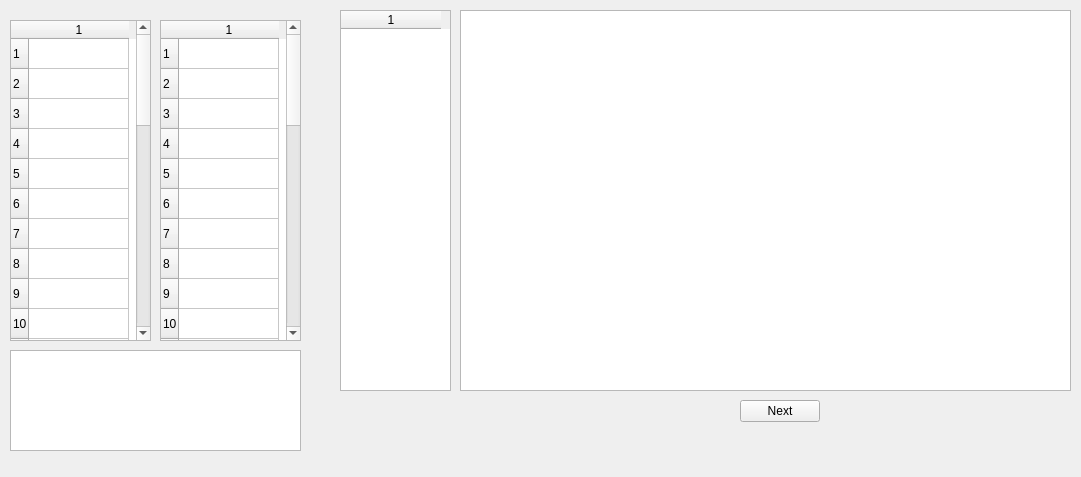
This is mainwindow.ui in ax3ghazy/archProj as Qt 5 draws it before an edit. The edited form follows.
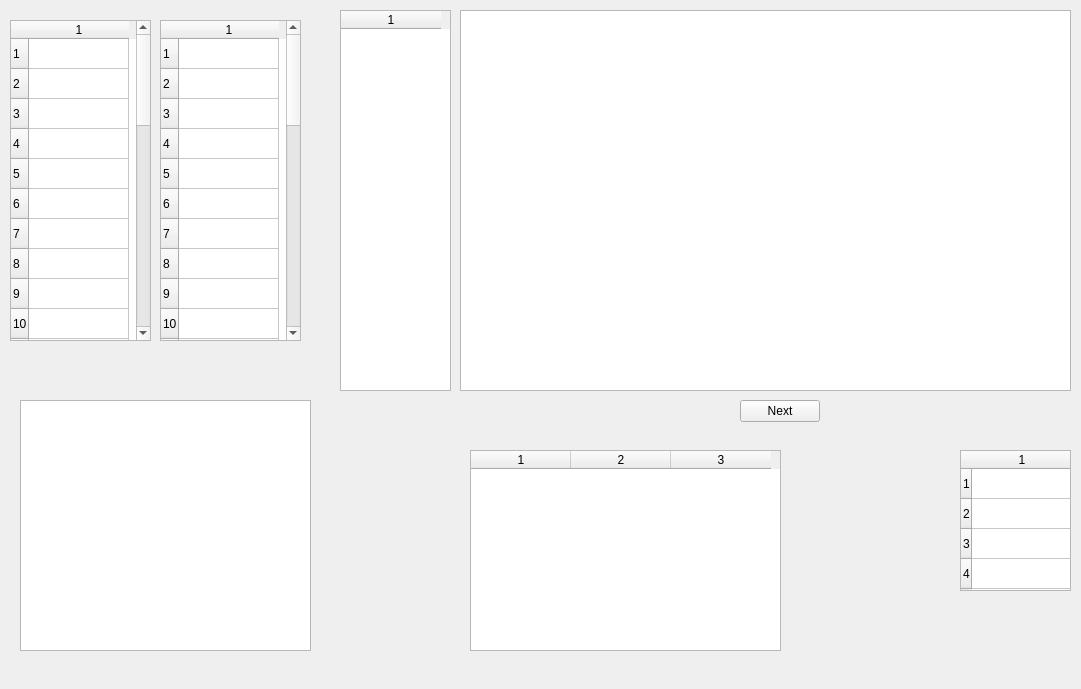
This is the edited form.

Commit message: BTB and Stack

What changed in the file:
```diff
--- a/mainwindow.ui
+++ b/mainwindow.ui
@@ -7,7 +7,7 @@
     <x>0</x>
     <y>0</y>
     <width>1081</width>
-    <height>477</height>
+    <height>689</height>
    </rect>
   </property>
   <property name="windowTitle">
@@ -144,10 +144,10 @@
    <widget class="QTextEdit" name="textEdit">
     <property name="geometry">
      <rect>
-      <x>10</x>
-      <y>350</y>
+      <x>20</x>
+      <y>400</y>
       <width>291</width>
-      <height>101</height>
+      <height>251</height>
      </rect>
     </property>
    </widget>
@@ -171,6 +171,46 @@
     </property>
     <column/>
    </widget>
+   <widget class="QTableWidget" name="tableWidget_5">
+    <property name="geometry">
+     <rect>
+      <x>470</x>
+      <y>450</y>
+      <width>311</width>
+      <height>201</height>
+     </rect>
+    </property>
+    <property name="rowCount">
+     <number>0</number>
+    </property>
+    <property name="columnCount">
+     <number>3</number>
+    </property>
+    <column/>
+    <column/>
+    <column/>
+   </widget>
+   <widget class="QTableWidget" name="tableWidget_6">
+    <property name="geometry">
+     <rect>
+      <x>960</x>
+      <y>450</y>
+      <width>111</width>
+      <height>141</height>
+     </rect>
+    </property>
+    <property name="rowCount">
+     <number>4</number>
+    </property>
+    <property name="columnCount">
+     <number>1</number>
+    </property>
+    <row/>
+    <row/>
+    <row/>
+    <row/>
+    <column/>
+   </widget>
   </widget>
   <widget class="QMenuBar" name="menuBar">
    <property name="geometry">
```
Left out of the diff: 2 changed lines with no effect on the pictures. The commit also changes 2 other files.
